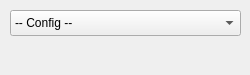
Qt form libs/gui-osg-qt/ACMediaConfigDockWidgetQt.ui (MediaCycle/MediaCycle) before a commit.
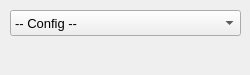
The same form after that commit.

Commit message: Media type selection improvements: 1) when the media type isn't set when trying to load media files or folders, the media type can be set directly on the popup window asking for it, then propagated on the media config dock (ACMultimediaCycleOstQt::hasMediaCycle improved). 2) when a library is loaded, the media config dock displays the media type of the library (ACMultiMediaCycleOsgQt::configureDockWidgets improved). Threaded loading restored so that the progress bar is usable again (tested with audio, image, and video).

The edit to the form file:
```diff
--- a/libs/gui-osg-qt/ACMediaConfigDockWidgetQt.ui
+++ b/libs/gui-osg-qt/ACMediaConfigDockWidgetQt.ui
@@ -53,6 +53,11 @@
       <height>26</height>
      </rect>
     </property>
+    <property name="font">
+     <font>
+      <pointsize>10</pointsize>
+     </font>
+    </property>
     <item>
      <property name="text">
       <string>-- Config --</string>
```
The commit also changes 4 other files.
